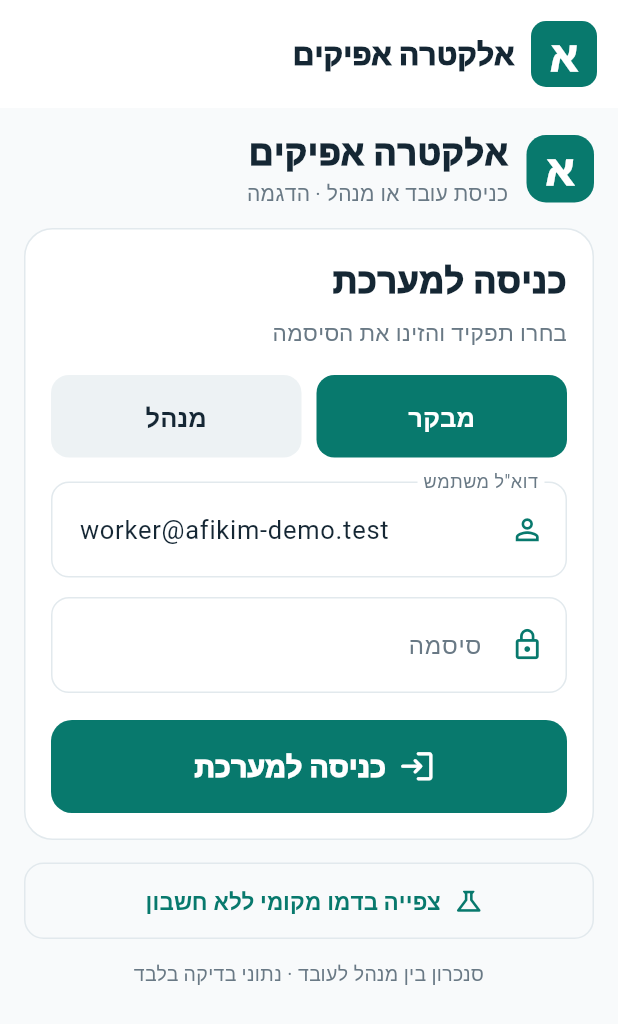
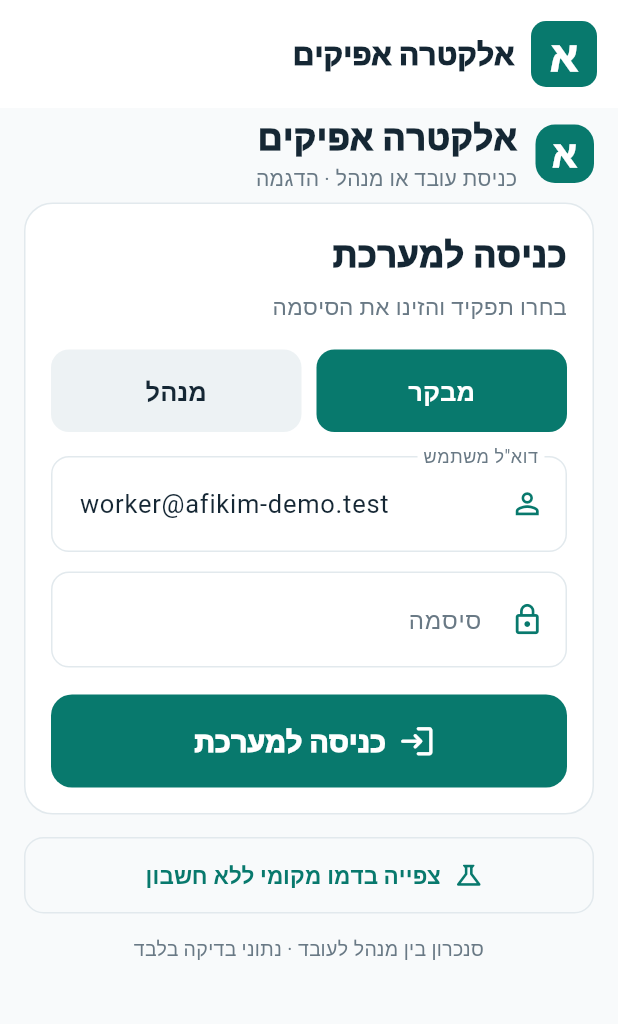
Before and after one commit to SergoNeon/transport-saas-demo, a Flutter app: the screen it shows after launch, on a phone screen of 412 x 824 dp. Shown: the top 1024 px of the screen. Run offline on Flutter 3.47's test engine with Material 3 defaults, Android fonts, the phone set to English and light mode, and no system bars; our stand-ins replace flutter_map, latlong2, shared_preferences.

Commit message:
fix(mobile): bring login form above first-screen fold on 360x640 phones

```diff
--- a/staff_mobile/lib/live_screen.dart
+++ b/staff_mobile/lib/live_screen.dart
@@ -210,15 +210,15 @@ class _LiveGateState extends State<LiveGate> {
             fontSize:17*s,fontWeight:FontWeight.w800)))));
     return ListView(
       key:const Key('live-phone-login-screen'),
-      padding:EdgeInsets.fromLTRB(16*s,13*s,16*s,26*s),
+      padding:EdgeInsets.fromLTRB(16*s,3*s,16*s,26*s),
       children:[
         Row(children:[
-          Container(width:45*s,height:45*s,
+          Container(width:39*s,height:39*s,
             alignment:Alignment.center,
             decoration:BoxDecoration(color:accent,
               borderRadius:BorderRadius.circular(13*s)),
             child:Text('א',style:TextStyle(color:Colors.white,
-              fontSize:28*s,fontWeight:FontWeight.w900))),
+              fontSize:24*s,fontWeight:FontWeight.w900))),
           SizedBox(width:12*s),
           Expanded(child:Column(crossAxisAlignment:CrossAxisAlignment.start,
             children:[
@@ -229,7 +229,7 @@ class _LiveGateState extends State<LiveGate> {
                 style:TextStyle(color:weak,fontSize:14*s)),
             ])),
         ]),
-        SizedBox(height:12*s),
+        SizedBox(height:5*s),
         Container(
           key:const Key('live-login-form-panel'),
           width:double.infinity,
```
